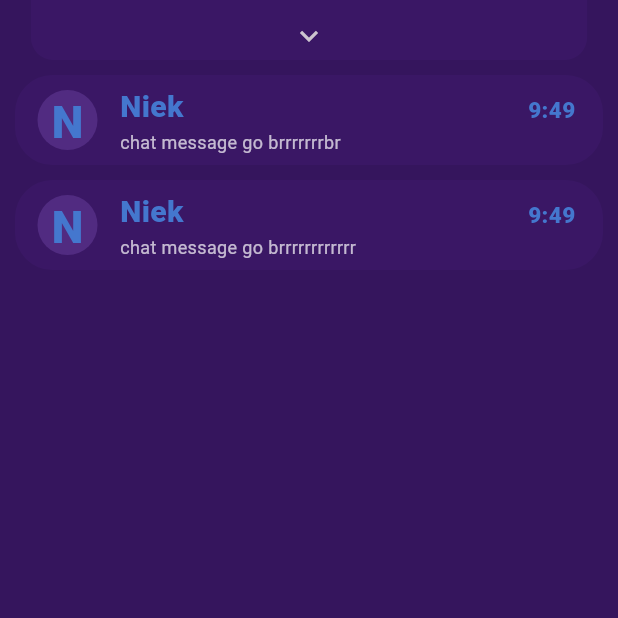
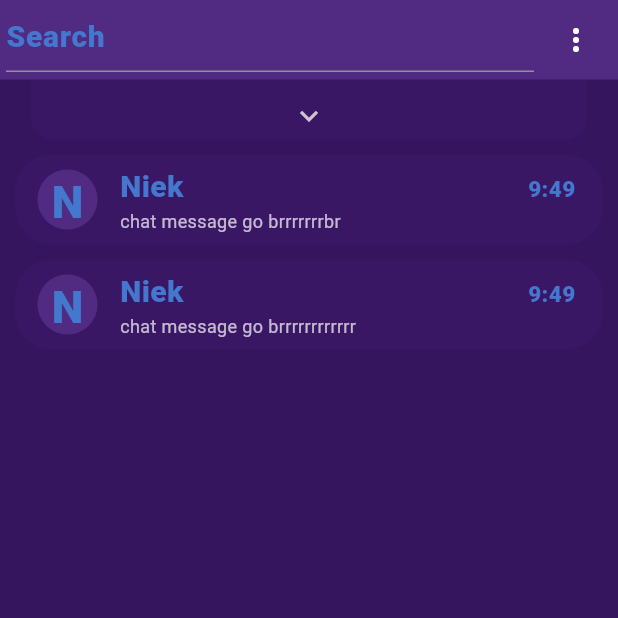
Before and after one commit to NiekvDommelen/whisper, a Flutter app: the HomePage screen opened by its route, on a phone screen of 412 x 824 dp, the top half of it. Run offline on Flutter 3.47's test engine with Material 3 defaults, Android fonts, the phone set to English and light mode, and no system bars; our stand-ins replace google_fonts, shared_preferences; accounts and stored records are empty; Roboto replaces fonts that are missing (Jura).

Commit message:
added searchbar and popupMenuButton outside appbar

```diff
--- a/lib/screens/homepage.dart
+++ b/lib/screens/homepage.dart
@@ -220,6 +220,95 @@ class _HomePage extends State<HomePage> with TickerProviderStateMixin {
 
       body: Column(
         children: [
+          Container(
+            decoration: BoxDecoration(
+              color: Theme.of(context).colorScheme.primary,
+            ),
+            child: Row(
+              mainAxisAlignment: MainAxisAlignment.spaceEvenly,
+              children: [
+                SizedBox(
+                  width: screenWidth - 60,
+                  child: Container(
+                    padding: const EdgeInsets.fromLTRB(0, 0, 0, 5),
+                    child: TextField(
+                      cursorColor: Theme.of(context).colorScheme.onPrimary,
+                      decoration: InputDecoration(
+                        hintText: "Search",
+                        hintStyle: GoogleFonts.jura(
+                            textStyle: TextStyle(
+                                color: Theme.of(context).colorScheme.onPrimary,
+                                fontSize: 20,
+                                fontWeight: FontWeight.w800)),
+                        border: UnderlineInputBorder(
+                          borderSide: BorderSide(
+                            color: Theme.of(context).colorScheme.onPrimary,
+                          ),
+                        ),
+                      ),
+                      style: GoogleFonts.jura(
+                          textStyle: TextStyle(
+                              color: Theme.of(context).colorScheme.onPrimary,
+                              fontSize: 20,
+                              fontWeight: FontWeight.w800)),
+                      onTapOutside: (_pointerDownEvent){
+                        setState(() {
+                          FocusManager.instance.primaryFocus?.unfocus();
+                          searchController.reverse();
+                        });
+
+                      },
+                      onChanged: (value) {
+                        setState(() {
+                          // You can add your logic here for text change if needed
+                        });
+                      },
+                      onTap: () {
+                        setState(() {
+                          searchController.forward();
+                        });
+                      },
+                      onEditingComplete: () {
+                        setState(() {
+                          searchController.reverse();
+                        });
+                      },
+                    ),
+                  ),
+                ),
+
+                PopupMenuButton(
+                  itemBuilder: (BuildContext context) {
+                    return [
+                      const PopupMenuItem(
+                        child: Text("Settings"),
+                      ),
+                      const PopupMenuItem(
+                        child: Text("Logout"),
+                      ),
+                    ];
+                  },
+                ),
+              ],
+            ),
+          ),
+          AnimatedBuilder(
+            animation: searchAnimation,
+            builder: (context, child) {
+              return Container(
+                height: searchAnimation.value,
+                child: ListView.builder(
+                  itemCount: 10,
+                  itemBuilder: (context, index) {
+                    return ListTile(
+                      title: Text("item $index"),
+                    );
+                  },
+                ),
+              );
+            },
+          ),
+
           drawer(),
           Column(
             crossAxisAlignment: CrossAxisAlignment.stretch,
```
